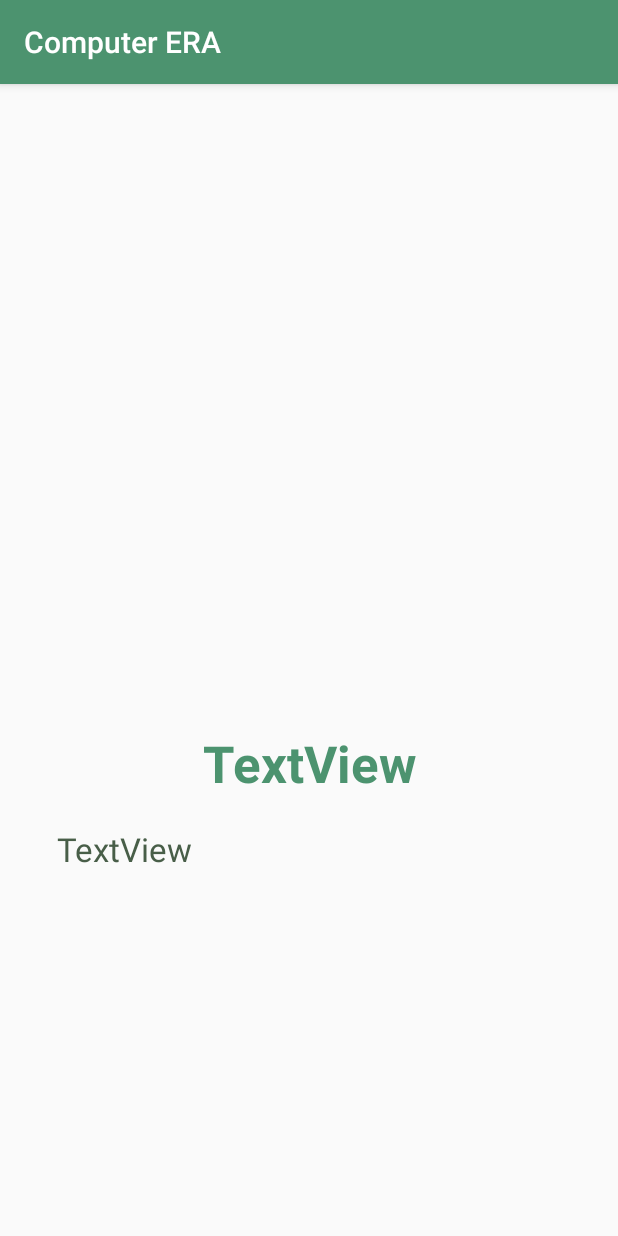
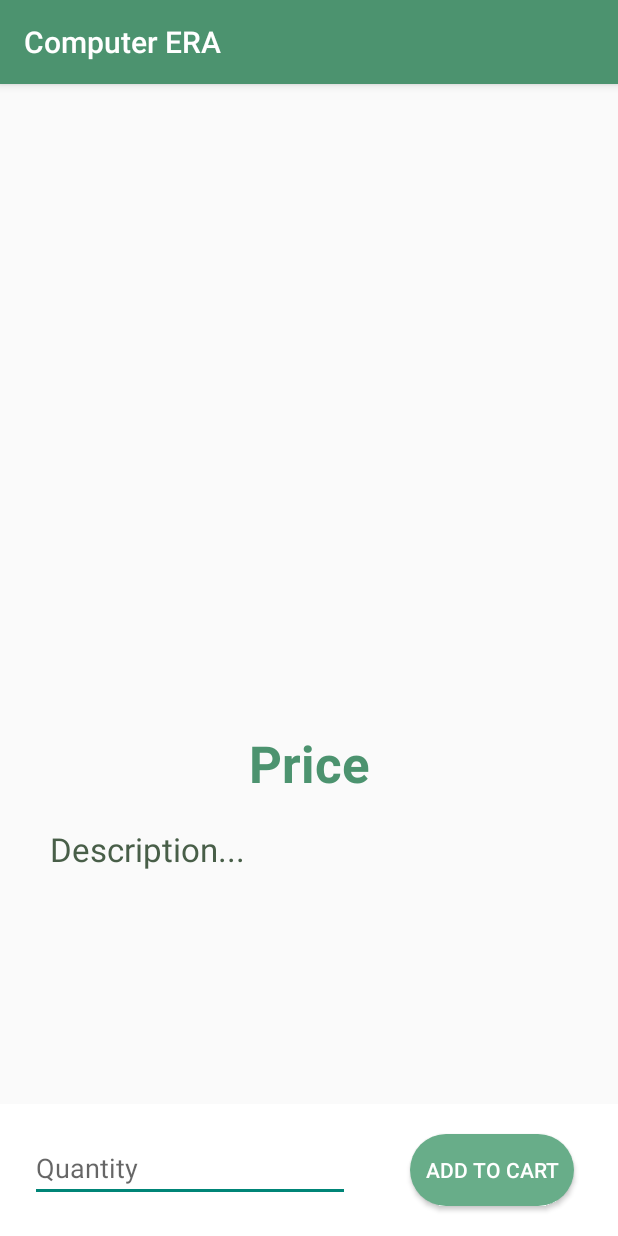
Before and after one commit to nguyenthegiang/PRM392_Project_ShopOnline, an Android app: the ProductDetailActivity screen opened directly, with no data from a screen before it, on a phone screen of 412 x 824 dp. Run offline under Robolectric (Android 15) with nearby library versions, the phone set to English and light mode, and no system bars; our stand-ins replace Picasso.

Commit message:
[ProductDetailActivity - FrontEnd]: Add To Cart

```diff
--- /dev/null
+++ b/app/src/main/res/drawable/ic_cart_productdetail.xml
@@ -0,0 +1,5 @@
+<vector android:height="24dp" android:tint="#FFFFFF"
+    android:viewportHeight="24" android:viewportWidth="24"
+    android:width="24dp" xmlns:android="http://schemas.android.com/apk/res/android">
+    <path android:fillColor="@android:color/white" android:pathData="M7,18c-1.1,0 -1.99,0.9 -1.99,2S5.9,22 7,22s2,-0.9 2,-2 -0.9,-2 -2,-2zM1,2v2h2l3.6,7.59 -1.35,2.45c-0.16,0.28 -0.25,0.61 -0.25,0.96 0,1.1 0.9,2 2,2h12v-2L7.42,15c-0.14,0 -0.25,-0.11 -0.25,-0.25l0.03,-0.12 0.9,-1.63h7.45c0.75,0 1.41,-0.41 1.75,-1.03l3.58,-6.49c0.08,-0.14 0.12,-0.31 0.12,-0.48 0,-0.55 -0.45,-1 -1,-1L5.21,4l-0.94,-2L1,2zM17,18c-1.1,0 -1.99,0.9 -1.99,2s0.89,2 1.99,2 2,-0.9 2,-2 -0.9,-2 -2,-2z"/>
+</vector>
--- a/app/src/main/res/layout/activity_product_detail.xml
+++ b/app/src/main/res/layout/activity_product_detail.xml
@@ -24,14 +24,14 @@
         android:layout_width="wrap_content"
         android:layout_height="wrap_content"
         android:layout_marginTop="30dp"
-        android:text="TextView"
+        android:text="Price"
         android:textAppearance="@style/TextAppearance.AppCompat.Display1"
         android:textColor="@color/darkGreen"
         android:textStyle="bold"
         app:layout_constraintBottom_toBottomOf="parent"
         app:layout_constraintEnd_toEndOf="parent"
         app:layout_constraintStart_toStartOf="parent"
-        app:layout_constraintTop_toBottomOf="@+id/imageViewImageDetail"
+        app:layout_constraintTop_toBottomOf="@id/imageViewImageDetail"
         app:layout_constraintVertical_bias="0.0" />
 
     <TextView
@@ -39,7 +39,7 @@
         android:layout_width="wrap_content"
         android:layout_height="wrap_content"
         android:layout_marginTop="20dp"
-        android:text="TextView"
+        android:text="Description..."
         android:textColor="@color/darkestGreen"
         android:textAppearance="@style/TextAppearance.AppCompat.Large"
         app:layout_constraintBottom_toBottomOf="parent"
@@ -48,4 +48,38 @@
         app:layout_constraintStart_toStartOf="parent"
         app:layout_constraintTop_toBottomOf="@+id/textViewPriceDetail"
         app:layout_constraintVertical_bias="0.0" />
+
+    <RelativeLayout
+        android:layout_width="match_parent"
+        android:layout_height="wrap_content"
+        android:background="@color/white"
+        app:layout_constraintBottom_toBottomOf="parent"
+        app:layout_constraintEnd_toEndOf="parent"
+        app:layout_constraintHorizontal_bias="0.0"
+        app:layout_constraintStart_toStartOf="parent"
+        app:layout_constraintTop_toBottomOf="@id/textViewDescriptionDetail"
+        app:layout_constraintVertical_bias="1">
+
+        <EditText
+            android:id="@+id/editTextQuantityCart"
+            android:layout_width="wrap_content"
+            android:layout_height="wrap_content"
+            android:ems="10"
+            android:hint="Quantity"
+            android:inputType="number"
+            android:layout_margin="20dp"/>
+
+        <Button
+            android:layout_width="wrap_content"
+            android:layout_height="wrap_content"
+            android:text="Add to Cart"
+            android:background="@drawable/custom_button"
+            android:textColor="@color/white"
+            android:paddingHorizontal="10dp"
+            android:layout_toEndOf="@id/editTextQuantityCart"
+            android:layout_toRightOf="@id/editTextQuantityCart"
+            android:layout_margin="20dp"
+            />
+    </RelativeLayout>
+
 </androidx.constraintlayout.widget.ConstraintLayout>
```
